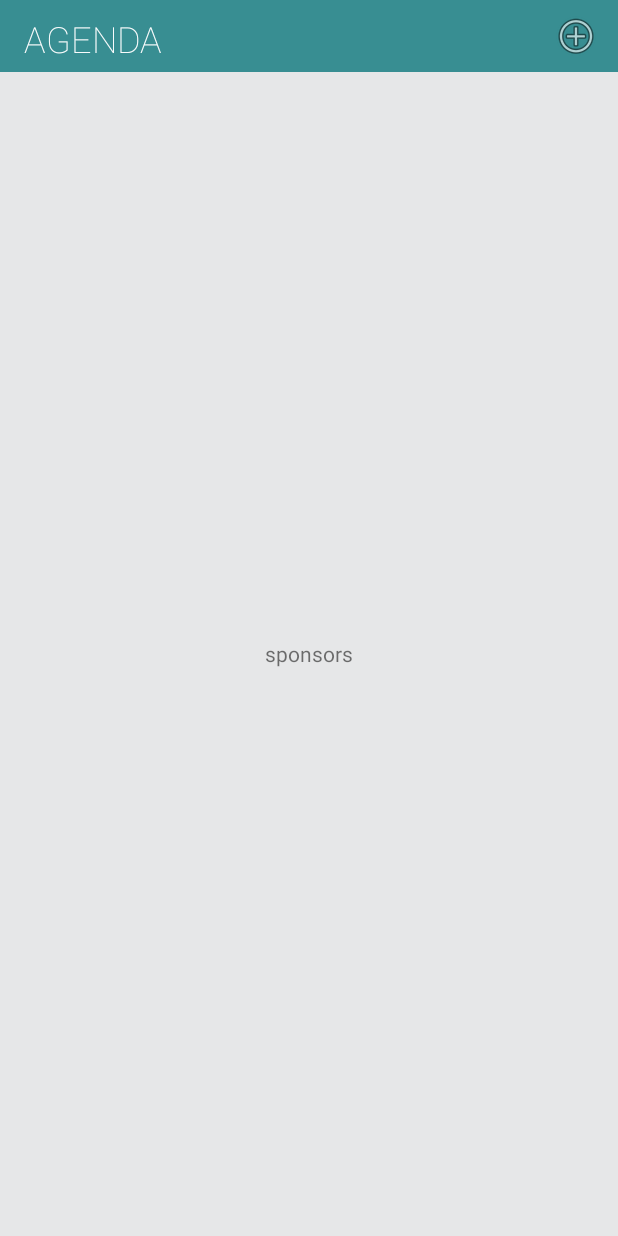
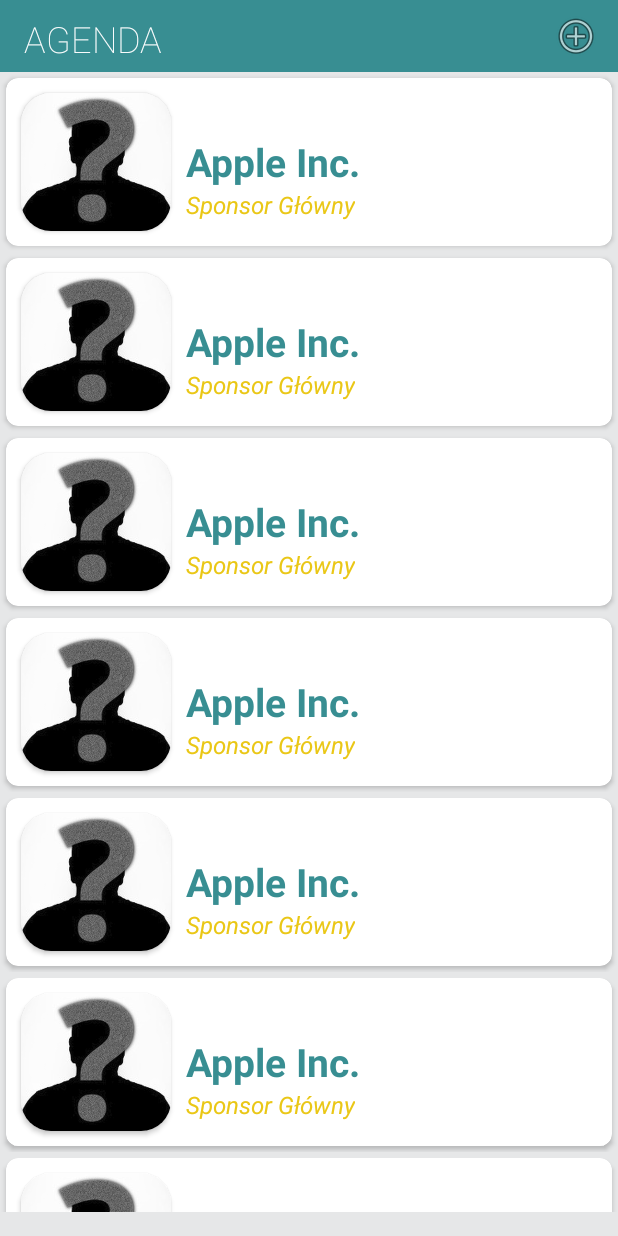
Before and after one commit to asi-pwr/14linuxsession, an Android app: the fragment SponsorsFragment placed in its activity, on a phone screen of 412 x 824 dp. Run offline under Robolectric (Android 15) with nearby library versions, the phone set to English and light mode, and no system bars; our stand-ins replace ButterKnife, Dagger/Hilt's generated code; libraries missing offline, so code that uses them is left out: com.ramotion.foldingcell, com.yalantis.contextmenu; 27 statements that could not run were skipped.

Commit message:
Recycler barebones

```diff
--- a/LinuxSession14/app/src/main/java/tk/julianjurec/linuxsession14/Speakers/SpeakersContract.java
+++ b/LinuxSession14/app/src/main/java/tk/julianjurec/linuxsession14/Speakers/SpeakersContract.java
@@ -10,7 +10,6 @@ import tk.julianjurec.linuxsession14.Base.BasePresenter;
 
 public interface SpeakersContract {
     interface View extends BaseFragment<SpeakersPresenter> {
-        void showToast(String test);
     }
 
     interface Presenter extends BasePresenter {
--- a/LinuxSession14/app/src/main/java/tk/julianjurec/linuxsession14/Speakers/SpeakersFragment.java
+++ b/LinuxSession14/app/src/main/java/tk/julianjurec/linuxsession14/Speakers/SpeakersFragment.java
@@ -87,9 +87,4 @@ public class SpeakersFragment extends Fragment implements SpeakersContract.View
             e.printStackTrace();
         }
     }
-
-    @Override
-    public void showToast(String test) {
-        Toast.makeText(getContext(), test, Toast.LENGTH_SHORT).show();
-    }
 }
--- a/LinuxSession14/app/src/main/java/tk/julianjurec/linuxsession14/Speakers/SpeakersPresenter.java
+++ b/LinuxSession14/app/src/main/java/tk/julianjurec/linuxsession14/Speakers/SpeakersPresenter.java
@@ -20,7 +20,6 @@ public class SpeakersPresenter implements SpeakersContract.Presenter {
 
     @Override
     public void start() {
-        view.showToast("Speakers");
     }
 
     @Override
--- /dev/null
+++ b/LinuxSession14/app/src/main/java/tk/julianjurec/linuxsession14/Sponsors/SponsorsAdapter.java
@@ -0,0 +1,42 @@
+package tk.julianjurec.linuxsession14.Sponsors;
+
+import android.support.v7.widget.RecyclerView;
+import android.view.LayoutInflater;
+import android.view.View;
+import android.view.ViewGroup;
+
+import butterknife.ButterKnife;
+import tk.julianjurec.linuxsession14.R;
+
+/**
+ * Created by sp0rk on 01.05.17.
+ */
+
+class SponsorsAdapter extends RecyclerView.Adapter<SponsorsAdapter.Holder> {
+
+    private RecyclerView recyclerView;
+
+    @Override
+    public Holder onCreateViewHolder(ViewGroup parent, int viewType) {
+        View inflatedView = LayoutInflater.from(parent.getContext()).inflate(R.layout.item_sponsors, parent, false);
+        return new Holder(inflatedView);
+    }
+
+    @Override
+    public void onBindViewHolder(Holder holder, int position) {
+    }
+
+    @Override
+    public int getItemCount() {
+        return 30;
+    }
+
+
+    static class Holder extends RecyclerView.ViewHolder {
+        Holder(View itemView) {
+            super(itemView);
+            ButterKnife.bind(this, itemView);
+        }
+    }
+
+}
--- a/LinuxSession14/app/src/main/java/tk/julianjurec/linuxsession14/Sponsors/SponsorsContract.java
+++ b/LinuxSession14/app/src/main/java/tk/julianjurec/linuxsession14/Sponsors/SponsorsContract.java
@@ -10,7 +10,7 @@ import tk.julianjurec.linuxsession14.Base.BasePresenter;
 
 public interface SponsorsContract {
     interface View extends BaseFragment<SponsorsPresenter> {
-        void showToast(String test);
+
     }
 
     interface Presenter extends BasePresenter {
--- a/LinuxSession14/app/src/main/java/tk/julianjurec/linuxsession14/Sponsors/SponsorsFragment.java
+++ b/LinuxSession14/app/src/main/java/tk/julianjurec/linuxsession14/Sponsors/SponsorsFragment.java
@@ -3,6 +3,8 @@ package tk.julianjurec.linuxsession14.Sponsors;
 import android.os.Bundle;
 import android.support.annotation.Nullable;
 import android.support.v4.app.Fragment;
+import android.support.v7.widget.LinearLayoutManager;
+import android.support.v7.widget.RecyclerView;
 import android.view.LayoutInflater;
 import android.view.View;
 import android.view.ViewGroup;
@@ -10,6 +12,8 @@ import android.widget.Toast;
 
 import javax.inject.Inject;
 
+import butterknife.BindView;
+import butterknife.ButterKnife;
 import tk.julianjurec.linuxsession14.Sponsors.SponsorsContract;
 import tk.julianjurec.linuxsession14.Sponsors.SponsorsModule;
 import tk.julianjurec.linuxsession14.Sponsors.SponsorsPresenter;
@@ -26,6 +30,11 @@ public class SponsorsFragment extends Fragment implements SponsorsContract.View
 
     @Inject
     public SponsorsPresenter presenter;
+
+    @BindView(R.id.sponsors_recycler_view) RecyclerView recyclerView;
+    private LinearLayoutManager layoutManager;
+    private SponsorsAdapter adapter;
+
 
     public SponsorsFragment() {
         //required empty public constructor
@@ -50,6 +59,11 @@ public class SponsorsFragment extends Fragment implements SponsorsContract.View
     @Override
     public View onCreateView(LayoutInflater inflater, @Nullable ViewGroup container, @Nullable Bundle savedInstanceState) {
         View root = inflater.inflate(R.layout.fragment_sponsors, container, false);
+        ButterKnife.bind(this, root);
+        layoutManager = new LinearLayoutManager(getContext());
+        adapter = new SponsorsAdapter();
+        recyclerView.setAdapter(adapter);
+        recyclerView.setLayoutManager(layoutManager);
         return root;
     }
 
@@ -66,8 +80,4 @@ public class SponsorsFragment extends Fragment implements SponsorsContract.View
         }
     }
 
-    @Override
-    public void showToast(String test) {
-        Toast.makeText(getContext(), test, Toast.LENGTH_SHORT).show();
-    }
 }
--- a/LinuxSession14/app/src/main/java/tk/julianjurec/linuxsession14/Sponsors/SponsorsPresenter.java
+++ b/LinuxSession14/app/src/main/java/tk/julianjurec/linuxsession14/Sponsors/SponsorsPresenter.java
@@ -20,6 +20,5 @@ public class SponsorsPresenter implements SponsorsContract.Presenter {
 
     @Override
     public void start() {
-        view.showToast("Sponsors");
     }
 }
--- a/LinuxSession14/app/src/main/res/layout/fragment_sponsors.xml
+++ b/LinuxSession14/app/src/main/res/layout/fragment_sponsors.xml
@@ -5,9 +5,11 @@
     android:layout_height="match_parent"
     android:gravity="center" >
 
-    <TextView
-        android:layout_width="wrap_content"
-        android:layout_height="wrap_content"
-        android:text="sponsors"/>
+    <android.support.v7.widget.RecyclerView
+        android:id="@+id/sponsors_recycler_view"
+        android:layout_width="match_parent"
+        android:layout_height="match_parent"
+        android:layout_marginBottom="16dp">
 
+    </android.support.v7.widget.RecyclerView>
 </LinearLayout>
--- /dev/null
+++ b/LinuxSession14/app/src/main/res/layout/item_sponsors.xml
@@ -0,0 +1,63 @@
+<?xml version="1.0" encoding="utf-8"?>
+<LinearLayout xmlns:android="http://schemas.android.com/apk/res/android"
+    xmlns:app="http://schemas.android.com/apk/res-auto"
+    android:orientation="vertical"
+    android:layout_width="match_parent"
+    android:layout_height="120dp">
+
+    <android.support.v7.widget.CardView
+        android:layout_width="match_parent"
+        android:layout_height="match_parent"
+        android:elevation="4dp"
+        app:cardCornerRadius="8dp"
+        android:layout_margin="4dp">
+
+        <RelativeLayout
+            android:layout_width="match_parent"
+            android:layout_height="match_parent">
+
+            <android.support.v7.widget.CardView
+                android:id="@+id/sponsors_item_logo_card"
+                android:layout_alignParentLeft="true"
+                android:layout_centerVertical="true"
+                android:layout_width="100dp"
+                android:layout_height="100dp"
+                app:cardCornerRadius="20dp"
+                android:layout_margin="10dp">
+
+                <ImageView
+                    android:id="@+id/sponsors_item_logo_img"
+                    android:layout_width="match_parent"
+                    android:layout_height="match_parent"
+                    android:scaleType="centerCrop"
+                    android:src="@drawable/unknown"/>
+
+            </android.support.v7.widget.CardView>
+
+            <TextView
+                android:id="@+id/sponsors_item_name"
+                android:layout_width="wrap_content"
+                android:layout_height="wrap_content"
+                android:text="Apple Inc."
+                android:textSize="26sp"
+                android:textStyle="bold"
+                android:textColor="@color/session_light"
+                android:layout_toRightOf="@id/sponsors_item_logo_card"
+                android:layout_centerVertical="true"/>
+            <TextView
+                android:layout_below="@id/sponsors_item_name"
+                android:layout_width="wrap_content"
+                android:layout_height="wrap_content"
+                android:text="Sponsor Główny"
+                android:textSize="16sp"
+                android:textStyle="italic"
+                android:textColor="@color/session_gold"
+                android:layout_toRightOf="@id/sponsors_item_logo_card"/>
+
+
+
+        </RelativeLayout>
+
+    </android.support.v7.widget.CardView>
+
+</LinearLayout>
```
